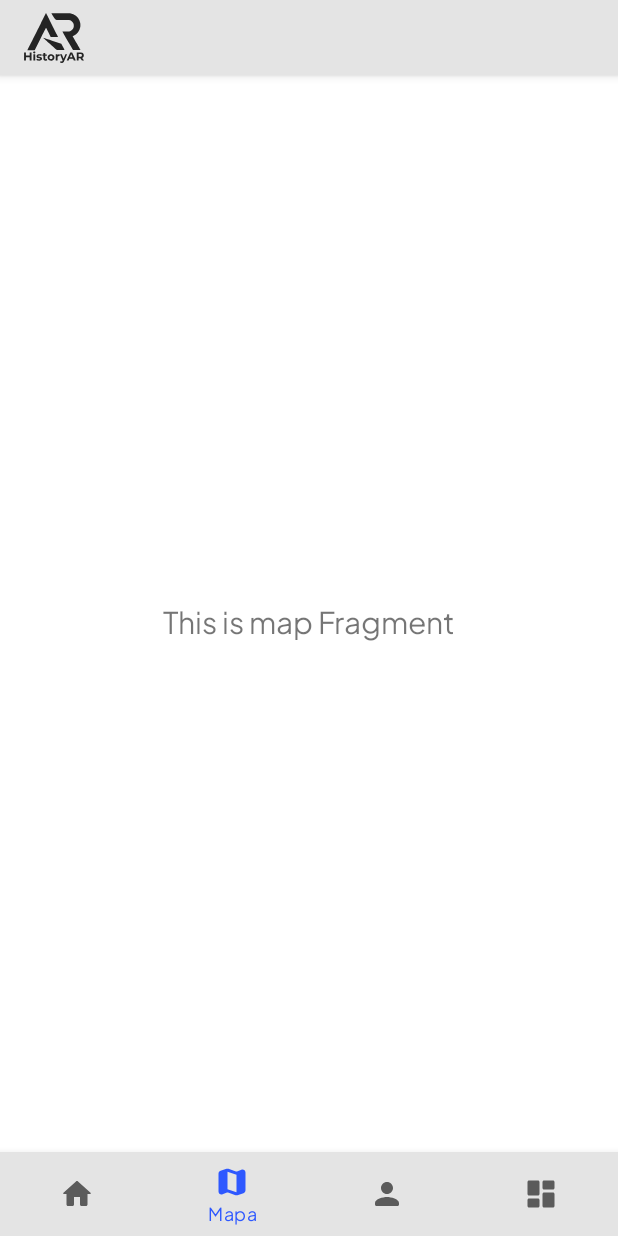
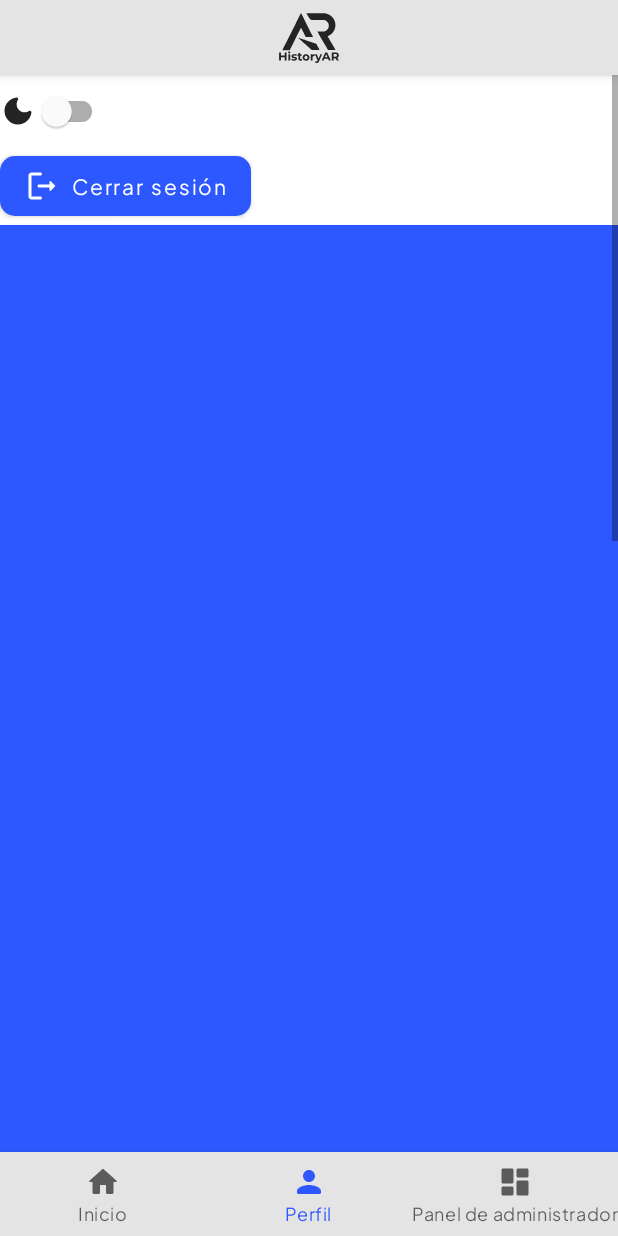
Before and after one commit to MatiasGBT/HistoryAR_app, an Android app: the screen it shows after launch once a user with an empty profile is signed in (MainActivity), item 2 of the bottom bar chosen, on a phone screen of 412 x 824 dp. Run offline under Robolectric (Android 15) with nearby library versions, the light colour scheme and no system bars; our stand-ins replace Dagger/Hilt's generated code, Firebase (no records; nobody signed in at launch, a user with empty details on screens opened directly), navigation-ui.

Commit message:
Toolbar logo centred. Removed the Map screen.

```diff
--- a/app/src/main/java/com/grupo3/historyar/ui/map/MapFragment.kt
+++ /dev/null
@@ -1,37 +0,0 @@
-package com.grupo3.historyar.ui.map
-
-import androidx.lifecycle.ViewModelProvider
-import android.os.Bundle
-import androidx.fragment.app.Fragment
-import android.view.LayoutInflater
-import android.view.View
-import android.view.ViewGroup
-import android.widget.TextView
-import com.grupo3.historyar.databinding.FragmentMapBinding
-
-class MapFragment : Fragment() {
-    private var _binding: FragmentMapBinding? = null
-    private val binding get() = _binding!!
-
-    override fun onCreateView(
-        inflater: LayoutInflater, container: ViewGroup?,
-        savedInstanceState: Bundle?
-    ): View? {
-        val mapViewModel =
-            ViewModelProvider(this).get(MapViewModel::class.java)
-
-        _binding = FragmentMapBinding.inflate(inflater, container, false)
-        val root: View = binding.root
-
-        val textView: TextView = binding.textMap
-        mapViewModel.text.observe(viewLifecycleOwner) {
-            textView.text = it
-        }
-        return root
-    }
-
-    override fun onDestroyView() {
-        super.onDestroyView()
-        _binding = null
-    }
-}
--- a/app/src/main/java/com/grupo3/historyar/ui/map/MapViewModel.kt
+++ /dev/null
@@ -1,12 +0,0 @@
-package com.grupo3.historyar.ui.map
-
-import androidx.lifecycle.LiveData
-import androidx.lifecycle.MutableLiveData
-import androidx.lifecycle.ViewModel
-
-class MapViewModel : ViewModel() {
-    private val _text = MutableLiveData<String>().apply {
-        value = "This is map Fragment"
-    }
-    val text: LiveData<String> = _text
-}
--- a/app/src/main/res/layout/activity_main.xml
+++ b/app/src/main/res/layout/activity_main.xml
@@ -19,10 +19,9 @@
         <androidx.appcompat.widget.AppCompatImageView
             android:layout_width="40dp"
             android:layout_height="40dp"
+            android:layout_gravity="center"
             android:src="@drawable/logo"
-            android:tint="@color/text"
-            app:layout_constraintStart_toStartOf="parent"
-            app:layout_constraintTop_toTopOf="parent" />
+            android:tint="@color/text" />
     </androidx.appcompat.widget.Toolbar>
 
     <com.google.android.material.bottomnavigation.BottomNavigationView
@@ -42,11 +41,11 @@
         android:layout_width="match_parent"
         android:layout_height="match_parent"
         android:paddingTop="50dp"
+        android:paddingBottom="56dp"
         app:layout_constraintBottom_toTopOf="@id/nav_view"
         app:layout_constraintLeft_toLeftOf="parent"
         app:layout_constraintRight_toRightOf="parent"
-        app:layout_constraintTop_toBottomOf="@id/action_bar"
-        android:paddingBottom="56dp">
+        app:layout_constraintTop_toBottomOf="@id/action_bar">
 
         <fragment
             android:id="@+id/nav_host_fragment_activity_main"
--- a/app/src/main/res/layout/fragment_map.xml
+++ /dev/null
@@ -1,22 +0,0 @@
-<?xml version="1.0" encoding="utf-8"?>
-<androidx.constraintlayout.widget.ConstraintLayout xmlns:android="http://schemas.android.com/apk/res/android"
-    xmlns:app="http://schemas.android.com/apk/res-auto"
-    xmlns:tools="http://schemas.android.com/tools"
-    android:layout_width="match_parent"
-    android:layout_height="match_parent"
-    tools:context=".ui.map.MapFragment">
-
-    <TextView
-        android:id="@+id/text_map"
-        android:layout_width="match_parent"
-        android:layout_height="wrap_content"
-        android:layout_marginStart="8dp"
-        android:layout_marginTop="8dp"
-        android:layout_marginEnd="8dp"
-        android:textAlignment="center"
-        android:textSize="20sp"
-        app:layout_constraintBottom_toBottomOf="parent"
-        app:layout_constraintEnd_toEndOf="parent"
-        app:layout_constraintStart_toStartOf="parent"
-        app:layout_constraintTop_toTopOf="parent" />
-</androidx.constraintlayout.widget.ConstraintLayout>
--- a/app/src/main/res/menu/bottom_nav_menu.xml
+++ b/app/src/main/res/menu/bottom_nav_menu.xml
@@ -5,11 +5,6 @@
         android:id="@+id/navigation_home"
         android:icon="@drawable/ic_round_home_24"
         android:title="@string/title_home" />
-
-    <item
-        android:id="@+id/navigation_map"
-        android:icon="@drawable/ic_round_map_24"
-        android:title="@string/title_map" />
 
     <item
         android:id="@+id/navigation_profile"
--- a/app/src/main/res/navigation/mobile_navigation.xml
+++ b/app/src/main/res/navigation/mobile_navigation.xml
@@ -12,12 +12,6 @@
         tools:layout="@layout/fragment_home" />
 
     <fragment
-        android:id="@+id/navigation_map"
-        android:name="com.grupo3.historyar.ui.map.MapFragment"
-        android:label="@string/title_map"
-        tools:layout="@layout/fragment_map" />
-
-    <fragment
         android:id="@+id/navigation_profile"
         android:name="com.grupo3.historyar.ui.profile.ProfileFragment"
         android:label="@string/title_profile"
--- a/app/src/main/res/values/strings.xml
+++ b/app/src/main/res/values/strings.xml
@@ -1,7 +1,6 @@
 <resources>
     <string name="app_name">HistoryAR</string>
     <string name="title_home">Inicio</string>
-    <string name="title_map">Mapa</string>
     <string name="title_profile">Perfil</string>
     <string name="title_dashboard">Panel de administrador</string>
     <string name="title_login">Comienza el viaje</string>
```
